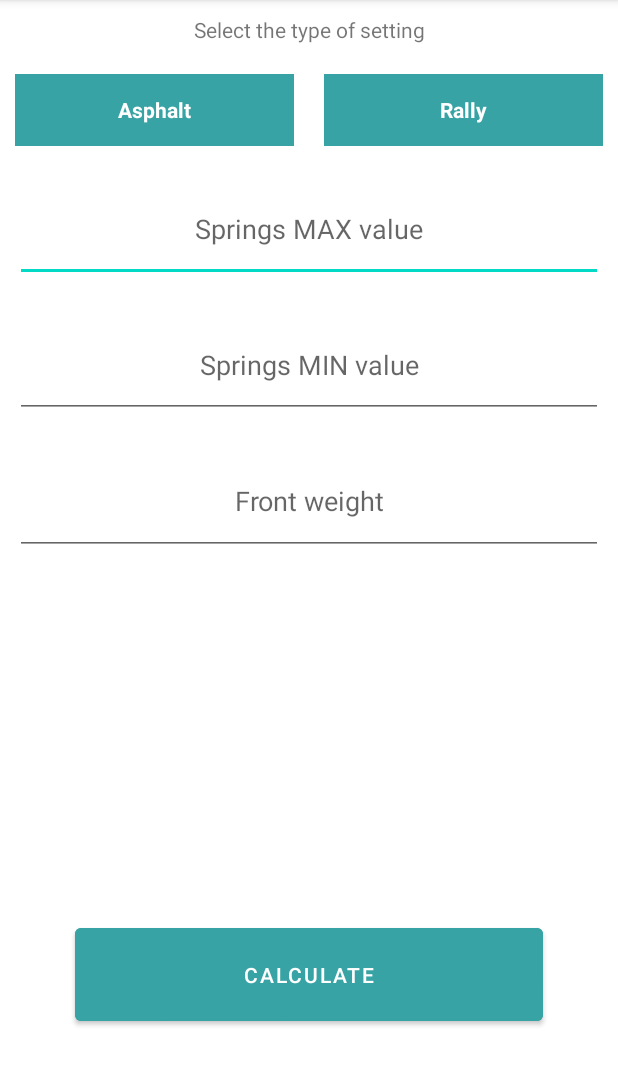
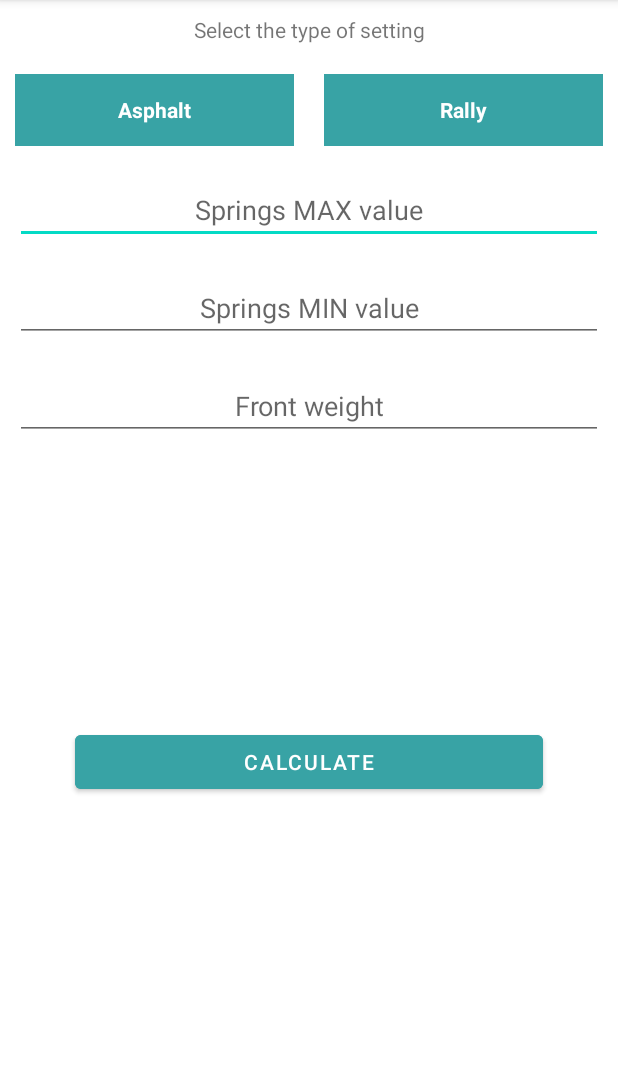
Before and after one commit to YompoFR/fh4-calculator, an Android app: the Suspension screen opened directly, with no data from a screen before it, on a phone screen of 412 x 824 dp, the part 84-1170 px from its top. Run offline under Robolectric (Android 15) with nearby library versions, the phone set to English and light mode, and no system bars.

Commit message:
Fixed: - Layout_heihgt to fill everything

```diff
--- a/app/src/main/res/layout/activity_suspension.xml
+++ b/app/src/main/res/layout/activity_suspension.xml
@@ -52,7 +52,7 @@
 
     <LinearLayout
         android:layout_width="match_parent"
-        android:layout_height="629dp"
+        android:layout_height="match_parent"
         android:orientation="vertical">
 
         <EditText
```
Also changed, not shown: 313 other files.
